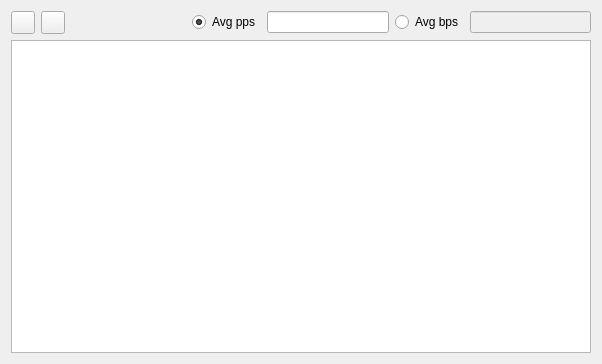
pstavirs/ostinato, file client/streamswidget.ui: the form before one commit.
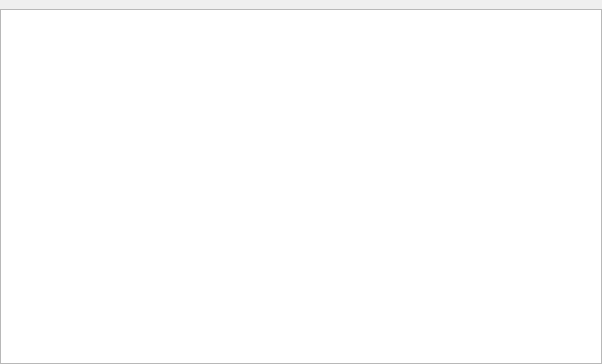
The form after the commit. Icons and pictures are not drawn. Custom widgets are drawn as their Qt base class.

Patch:
```diff
--- a/client/streamswidget.ui
+++ b/client/streamswidget.ui
@@ -14,84 +14,18 @@
    <string>Form</string>
   </property>
   <layout class="QVBoxLayout" name="verticalLayout">
-   <item>
-    <layout class="QHBoxLayout">
-     <item>
-      <widget class="QToolButton" name="startTx">
-       <property name="toolTip">
-        <string>Start Transmit</string>
-       </property>
-       <property name="statusTip">
-        <string>Start transmit on selected port</string>
-       </property>
-       <property name="text">
-        <string/>
-       </property>
-       <property name="icon">
-        <iconset resource="ostinato.qrc">
-         <normaloff>:/icons/control_play.png</normaloff>:/icons/control_play.png</iconset>
-       </property>
-      </widget>
-     </item>
-     <item>
-      <widget class="QToolButton" name="stopTx">
-       <property name="toolTip">
-        <string>Stop Transmit</string>
-       </property>
-       <property name="statusTip">
-        <string>Stop transmit on selected port</string>
-       </property>
-       <property name="text">
-        <string/>
-       </property>
-       <property name="icon">
-        <iconset resource="ostinato.qrc">
-         <normaloff>:/icons/control_stop.png</normaloff>:/icons/control_stop.png</iconset>
-       </property>
-      </widget>
-     </item>
-     <item>
-      <spacer>
-       <property name="orientation">
-        <enum>Qt::Horizontal</enum>
-       </property>
-       <property name="sizeHint" stdset="0">
-        <size>
-         <width>40</width>
-         <height>20</height>
-        </size>
-       </property>
-      </spacer>
-     </item>
-     <item>
-      <widget class="QRadioButton" name="radioButton">
-       <property name="text">
-        <string>Avg pps</string>
-       </property>
-       <property name="checked">
-        <bool>true</bool>
-       </property>
-      </widget>
-     </item>
-     <item>
-      <widget class="QLineEdit" name="averagePacketsPerSec"/>
-     </item>
-     <item>
-      <widget class="QRadioButton" name="radioButton_2">
-       <property name="text">
-        <string>Avg bps</string>
-       </property>
-      </widget>
-     </item>
-     <item>
-      <widget class="QLineEdit" name="averageBitsPerSec">
-       <property name="enabled">
-        <bool>false</bool>
-       </property>
-      </widget>
-     </item>
-    </layout>
-   </item>
+   <property name="leftMargin">
+    <number>0</number>
+   </property>
+   <property name="topMargin">
+    <number>9</number>
+   </property>
+   <property name="rightMargin">
+    <number>0</number>
+   </property>
+   <property name="bottomMargin">
+    <number>0</number>
+   </property>
    <item>
     <widget class="XTableView" name="tvStreamList">
      <property name="sizePolicy">
```
Left out of the diff: 35 changed lines with no effect on the pictures.
